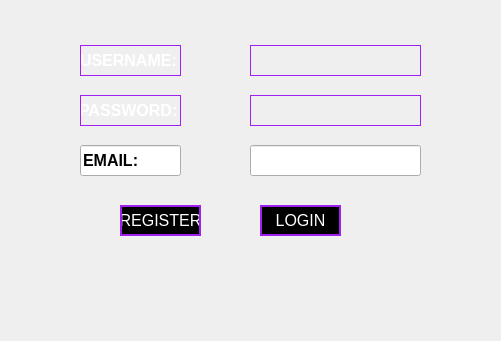
First picture: the form in CyberRange/Client/LoginDialog.ui, repository Pafy-24/CyberRange----POO, before the edit; both pictures show x 130 to 631 and y 165 to 506 of the 767 by 506 pixel window.
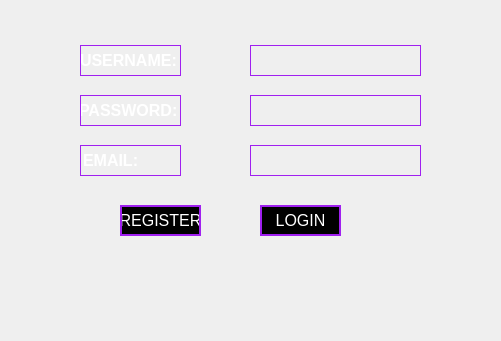
Second picture: the form after the edit. Icons and pictures are not drawn.

Diff of the .ui file:
```diff
--- a/CyberRange/Client/LoginDialog.ui
+++ b/CyberRange/Client/LoginDialog.ui
@@ -304,6 +304,17 @@
      <bold>true</bold>
     </font>
    </property>
+   <property name="styleSheet">
+    <string notr="true">QLineEdit {
+    background: transparent;
+    border: 1px solid #a020f0;
+    color: white;
+}
+
+QLineEdit:focus {
+    border: 2px solid white;
+}</string>
+   </property>
    <property name="text">
     <string>EMAIL:</string>
    </property>
@@ -320,6 +331,17 @@
      <height>31</height>
     </rect>
    </property>
+   <property name="styleSheet">
+    <string notr="true">QLineEdit {
+    background: transparent;
+    border: 1px solid #a020f0;
+    color: white;
+}
+
+QLineEdit:focus {
+    border: 2px solid white;
+}</string>
+   </property>
   </widget>
  </widget>
  <resources/>
```
